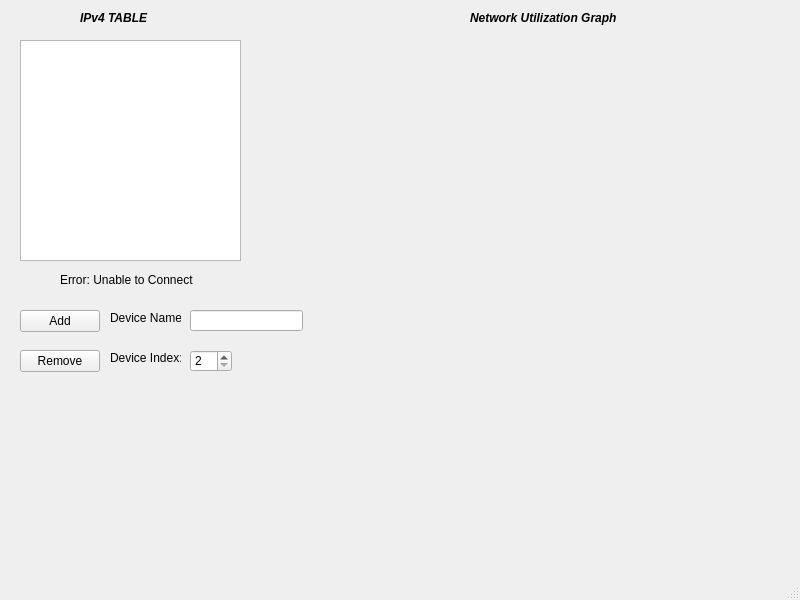
This is CyberBox/networkmain.ui in RoysGit227/Software2Project as Qt 5 draws it before an edit. The edited form follows.
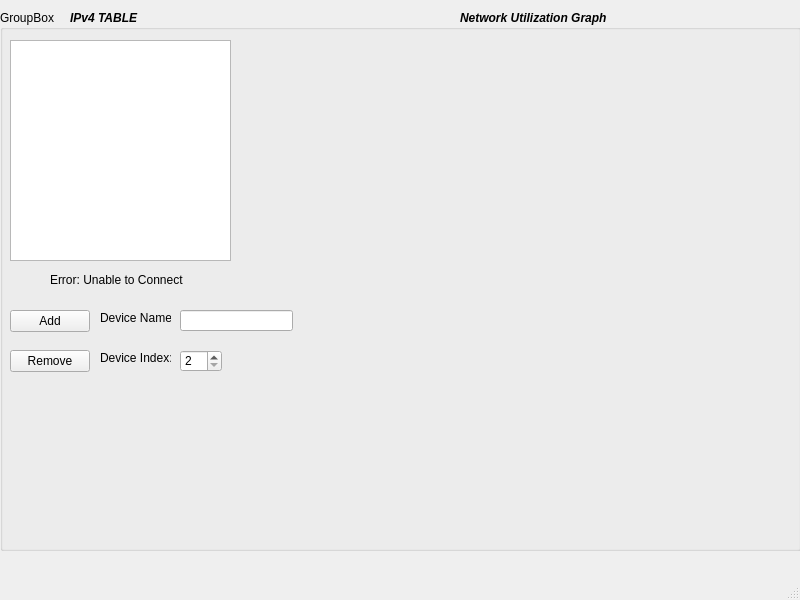
This is the edited form. Custom widgets are drawn as their Qt base class.

```diff
--- a/CyberBox/networkmain.ui
+++ b/CyberBox/networkmain.ui
@@ -17,27 +17,33 @@
    <bool>false</bool>
   </property>
   <widget class="QWidget" name="centralwidget">
-   <widget class="QTableWidget" name="tableWidget">
+   <widget class="QGroupBox" name="groupBox">
     <property name="geometry">
      <rect>
-      <x>20</x>
-      <y>40</y>
-      <width>221</width>
+      <x>0</x>
+      <y>10</y>
+      <width>801</width>
+      <height>541</height>
+     </rect>
+    </property>
+    <property name="title">
+     <string>GroupBox</string>
+    </property>
+    <widget class="QCustomPlot" name="plot" native="true">
+     <property name="geometry">
+      <rect>
+       <x>290</x>
+       <y>30</y>
+       <width>491</width>
       <height>221</height>
      </rect>
     </property>
-    <property name="frameShape">
-     <enum>QFrame::StyledPanel</enum>
-    </property>
-    <property name="frameShadow">
-     <enum>QFrame::Plain</enum>
-    </property>
    </widget>
    <widget class="QPushButton" name="addDevButton">
     <property name="geometry">
      <rect>
-      <x>20</x>
-      <y>310</y>
+       <x>10</x>
+       <y>300</y>
       <width>80</width>
       <height>22</height>
      </rect>
@@ -49,8 +55,8 @@
    <widget class="QPushButton" name="removeDevButton">
     <property name="geometry">
      <rect>
-      <x>20</x>
-      <y>350</y>
+       <x>10</x>
+       <y>340</y>
       <width>80</width>
       <height>22</height>
      </rect>
@@ -59,50 +65,11 @@
      <string>Remove</string>
     </property>
    </widget>
-   <widget class="QLineEdit" name="devNameLine">
-    <property name="geometry">
-     <rect>
-      <x>190</x>
-      <y>310</y>
-      <width>113</width>
-      <height>21</height>
-     </rect>
-    </property>
-   </widget>
-   <widget class="QSpinBox" name="dev_spinBox">
-    <property name="geometry">
-     <rect>
-      <x>190</x>
-      <y>350</y>
-      <width>42</width>
-      <height>22</height>
-     </rect>
-    </property>
-    <property name="minimum">
-     <number>2</number>
-    </property>
-    <property name="maximum">
-     <number>24</number>
-    </property>
-   </widget>
-   <widget class="QLabel" name="label">
-    <property name="geometry">
-     <rect>
-      <x>110</x>
-      <y>310</y>
-      <width>71</width>
-      <height>16</height>
-     </rect>
-    </property>
-    <property name="text">
-     <string>Device Name: </string>
-    </property>
-   </widget>
    <widget class="QLabel" name="label_2">
     <property name="geometry">
      <rect>
-      <x>110</x>
-      <y>350</y>
+       <x>100</x>
+       <y>340</y>
       <width>71</width>
       <height>16</height>
      </rect>
@@ -111,27 +78,11 @@
      <string>Device Index:</string>
     </property>
    </widget>
-   <widget class="QLabel" name="label_3">
-    <property name="geometry">
-     <rect>
-      <x>80</x>
-      <y>10</y>
-      <width>91</width>
-      <height>16</height>
-     </rect>
-    </property>
-    <property name="text">
-     <string>&lt;html&gt;&lt;head/&gt;&lt;body&gt;&lt;p&gt;&lt;span style=&quot; font-weight:800; font-style:italic;&quot;&gt;IPv4 TABLE&lt;/span&gt;&lt;/p&gt;&lt;/body&gt;&lt;/html&gt;</string>
-    </property>
-    <property name="textFormat">
-     <enum>Qt::AutoText</enum>
-    </property>
-   </widget>
    <widget class="QLabel" name="errorLabel">
     <property name="geometry">
      <rect>
-      <x>60</x>
-      <y>270</y>
+       <x>50</x>
+       <y>260</y>
       <width>171</width>
       <height>20</height>
      </rect>
@@ -140,21 +91,40 @@
      <string>Error: Unable to Connect</string>
     </property>
    </widget>
-   <widget class="QCustomPlot" name="plot" native="true">
+    <widget class="QLabel" name="label_3">
     <property name="geometry">
      <rect>
-      <x>300</x>
-      <y>40</y>
-      <width>491</width>
-      <height>221</height>
-     </rect>
+       <x>70</x>
+       <y>0</y>
+       <width>91</width>
+       <height>16</height>
+      </rect>
+     </property>
+     <property name="text">
+      <string>&lt;html&gt;&lt;head/&gt;&lt;body&gt;&lt;p&gt;&lt;span style=&quot; font-weight:800; font-style:italic;&quot;&gt;IPv4 TABLE&lt;/span&gt;&lt;/p&gt;&lt;/body&gt;&lt;/html&gt;</string>
+     </property>
+     <property name="textFormat">
+      <enum>Qt::AutoText</enum>
+     </property>
+    </widget>
+    <widget class="QLabel" name="label">
+     <property name="geometry">
+      <rect>
+       <x>100</x>
+       <y>300</y>
+       <width>71</width>
+       <height>16</height>
+      </rect>
+     </property>
+     <property name="text">
+      <string>Device Name: </string>
     </property>
    </widget>
    <widget class="QLabel" name="label_4">
     <property name="geometry">
      <rect>
-      <x>470</x>
-      <y>10</y>
+       <x>460</x>
+       <y>0</y>
       <width>181</width>
       <height>16</height>
      </rect>
@@ -165,6 +135,49 @@
     <property name="textFormat">
      <enum>Qt::AutoText</enum>
     </property>
+    </widget>
+    <widget class="QSpinBox" name="dev_spinBox">
+     <property name="geometry">
+      <rect>
+       <x>180</x>
+       <y>340</y>
+       <width>42</width>
+       <height>22</height>
+      </rect>
+     </property>
+     <property name="minimum">
+      <number>2</number>
+     </property>
+     <property name="maximum">
+      <number>24</number>
+     </property>
+    </widget>
+    <widget class="QLineEdit" name="devNameLine">
+     <property name="geometry">
+      <rect>
+       <x>180</x>
+       <y>300</y>
+       <width>113</width>
+       <height>21</height>
+      </rect>
+     </property>
+    </widget>
+    <widget class="QTableWidget" name="tableWidget">
+     <property name="geometry">
+      <rect>
+       <x>10</x>
+       <y>30</y>
+       <width>221</width>
+       <height>221</height>
+      </rect>
+     </property>
+     <property name="frameShape">
+      <enum>QFrame::StyledPanel</enum>
+     </property>
+     <property name="frameShadow">
+      <enum>QFrame::Plain</enum>
+     </property>
+    </widget>
    </widget>
   </widget>
   <widget class="QMenuBar" name="menubar">
```
Lines whose indentation alone changed are shown as unchanged.
